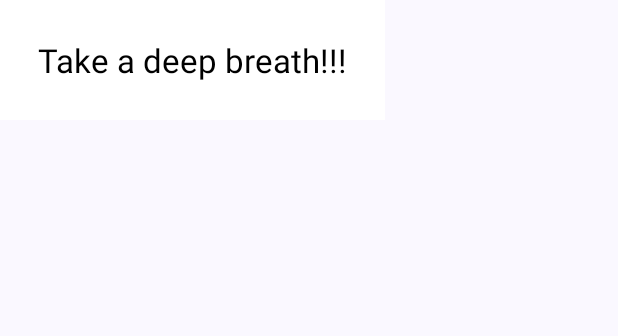
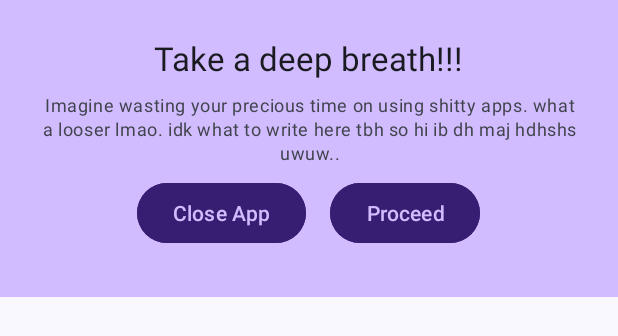
Before and after one commit to nethical6/digipaws, an Android app: the layout warning_overlay.xml on its own in the app's theme, with its tools: preview values and no code run, on a phone screen of 412 x 824 dp. Shown: the top 336 px of the screen. Run offline under Robolectric (Android 15) with nearby library versions, the phone set to English and light mode, and no system bars.

Commit message:
improve overlay layout*

```diff
--- a/app/src/main/java/nethical/digipaws/utils/OverlayManager.java
+++ b/app/src/main/java/nethical/digipaws/utils/OverlayManager.java
@@ -11,6 +11,7 @@ import android.view.animation.Animation;
 import android.widget.Button;
 import android.widget.LinearLayout;
 import android.widget.TextView;
+import com.google.android.material.button.MaterialButton;
 import com.google.android.material.color.MaterialColors;
 import com.google.android.material.dialog.MaterialAlertDialogBuilder;
 import nethical.digipaws.MainActivity;
@@ -27,6 +28,7 @@ public class OverlayManager {
     private String blockerId;
 	private View overlayView;
 
+    private MaterialButton mb;
     private Button closeButton;
     private Button proceedButton;
     private TextView textTitle;
--- a/app/src/main/res/layout/warning_overlay.xml
+++ b/app/src/main/res/layout/warning_overlay.xml
@@ -1,58 +1,54 @@
-<LinearLayout xmlns:android="http://schemas.android.com/apk/res/android"
+<?xml version="1.0" encoding="utf-8"?>
+<LinearLayout
+     xmlns:android="http://schemas.android.com/apk/res/android"
      xmlns:app="http://schemas.android.com/apk/res-auto"
+     android:layout_height="wrap_content"
      android:layout_width="wrap_content"
-    android:layout_height="wrap_content"
      android:gravity="center_vertical|center|center_horizontal"
-    android:orientation="vertical"
-	android:background="#ffffff"
-    android:padding="25dp" >
-
-
+     android:background="@color/md_theme_dark_surfaceTint"
+     android:padding="24dp"
+     android:orientation="vertical">
 
     <TextView
+         android:layout_height="wrap_content"
+         android:layout_width="wrap_content"
+         android:textAppearance="@style/TextAppearance.Material3.TitleLarge"
          android:id="@+id/text_title"
-        android:layout_width="wrap_content"
-        android:layout_height="wrap_content"
-        android:text="@string/breathe"
-        android:textAppearance="@style/TextAppearance.Material3.TitleLarge"
-        android:textColor="#ff000000" />
+         android:text="@string/breathe" />
 
     <TextView
+         android:layout_height="wrap_content"
+         android:layout_width="wrap_content"
+         android:textAlignment="center"
+         android:textAppearance="@style/TextAppearance.Material3.BodySmall"
+         android:layout_marginTop="8dp"
          android:id="@+id/text_desc"
+         android:text="Imagine wasting your precious time on using shitty apps. what a looser lmao. idk what to write here tbh so hi ib dh maj hdhshs uwuw.." />
+
+    <LinearLayout
+         android:layout_height="wrap_content"
          android:layout_width="wrap_content"
-        android:layout_height="wrap_content"
-		android:layout_marginTop="8dp"
-		android:textAlignment="center"
-        android:text="Imagine wasting your precious time on using shitty apps. what a looser lmao. idk what to write here tbh so hi ib dh maj hdhshs uwuw.."
-        android:textAppearance="@style/TextAppearance.Material3.BodySmall"
-        android:textColor="@color/light_grey"
-        android:visibility="gone" />
-
-    <android.widget.LinearLayout
-        android:layout_width="wrap_content"
-        android:layout_height="wrap_content"
          android:gravity="center_vertical|center|center_horizontal"
-        android:orientation="horizontal" >
+         android:orientation="horizontal">
 
         <Button
+             android:layout_height="wrap_content"
+             android:layout_width="wrap_content"
+             android:layout_margin="8dp"
+             android:backgroundTint="@color/md_theme_dark_onPrimary"
+             android:textColor="@color/md_theme_dark_surfaceTint"
              android:id="@+id/close_overlay"
-            android:layout_width="wrap_content"
-            android:layout_height="wrap_content"
-            android:layout_margin="8dp"
-            android:backgroundTint="@color/seed"
-            android:text="@string/close_app"
-            android:textColor="#ffffffff"
-            android:visibility="gone" />
+             android:text="@string/close_app" />
 
         <Button
+             android:layout_height="wrap_content"
+             android:layout_width="wrap_content"
+             android:layout_margin="8dp"
+             android:backgroundTint="@color/md_theme_dark_onPrimary"
+             android:textColor="@color/md_theme_dark_surfaceTint"
              android:id="@+id/proceed_overlay"
-            android:layout_width="wrap_content"
-            android:layout_height="wrap_content"
-            android:layout_margin="8dp"
-            android:backgroundTint="@color/seed"
-            android:text="@string/proceed"
-            android:textColor="#ffffffff"
-            android:visibility="gone" />
-    </android.widget.LinearLayout>
+             android:text="@string/proceed" />
 
     </LinearLayout>
+
+</LinearLayout>
--- a/app/src/main/res/layout/warning_survival_mode_overlay.xml
+++ /dev/null
@@ -1,12 +0,0 @@
-<?xml version="1.0" encoding="utf-8"?>
-<LinearLayout
-     xmlns:android="http://schemas.android.com/apk/res/android"
-     xmlns:app="http://schemas.android.com/apk/res-auto"
-     android:layout_height="match_parent"
-     android:layout_width="match_parent"
-     android:gravity="center_vertical|center|center_horizontal"
-     android:background="#ffffff"
-     android:padding="50dp"
-     android:orientation="vertical">
-
-</LinearLayout>
```
Also changed, not shown: 1 other file. Lines whose indentation alone changed are shown as unchanged.
